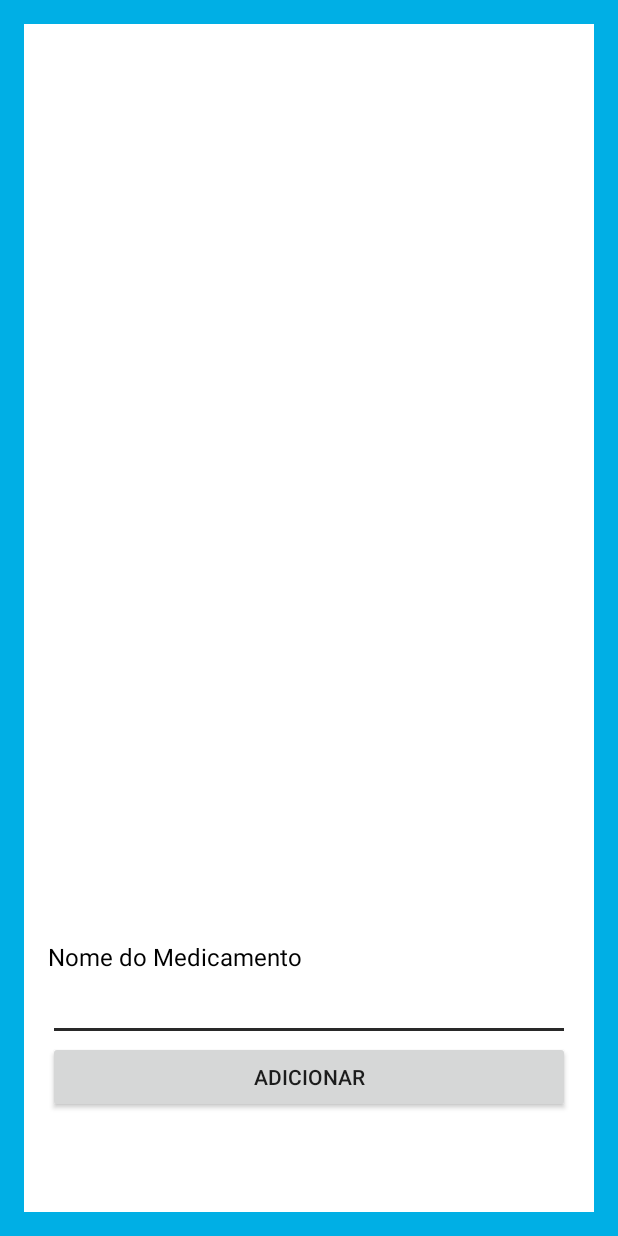
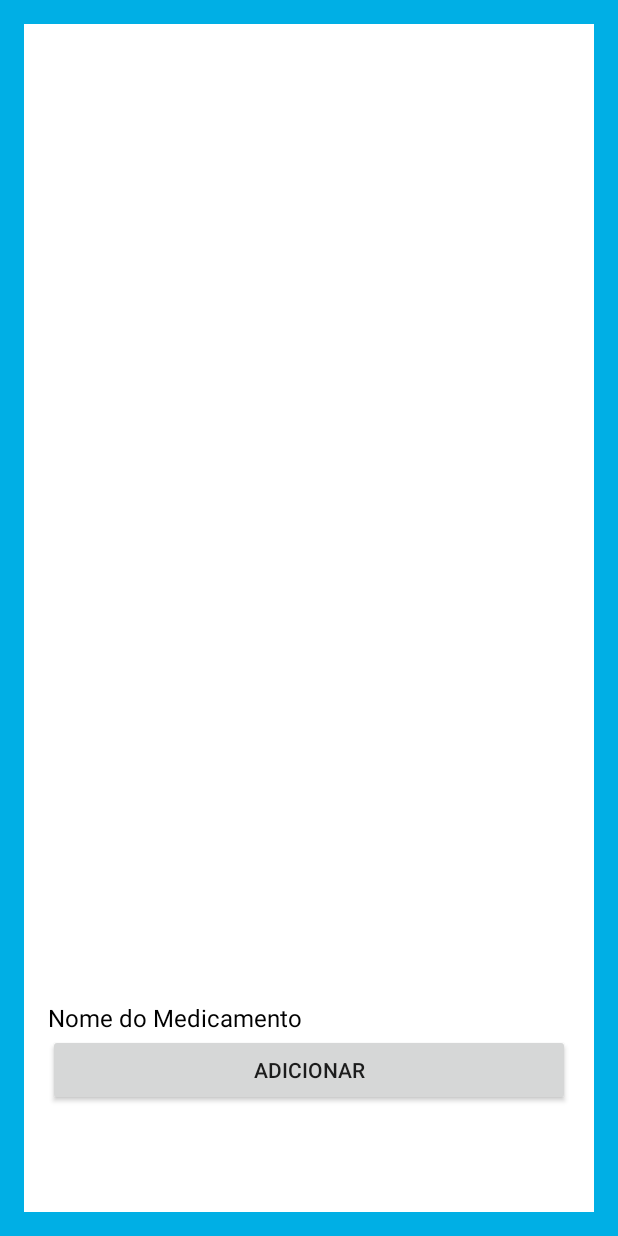
Before and after one commit to felipsimoes/nossaSaude, an Android app: the layout activity_medicamento.xml on its own in the app's theme, with its tools: preview values and no code run, on a phone screen of 412 x 824 dp. Run offline under Robolectric (Android 15) with nearby library versions, the light colour scheme and no system bars.

Commit message:
including butterknife - medicamento activity

```diff
--- a/app/src/main/java/com/example/app/nossasaudeapp/AlarmReceiver.java
+++ b/app/src/main/java/com/example/app/nossasaudeapp/AlarmReceiver.java
@@ -18,9 +18,7 @@ public class AlarmReceiver extends BroadcastReceiver {
 
     @Override
     public void onReceive(Context context, Intent intent) {
-//        Log.d("Receiver","In the receiver");
         Intent intentService = new Intent(context, AlarmService.class);
-
         context.startService(intentService);
     }
 
--- a/app/src/main/res/layout/activity_medicamento.xml
+++ b/app/src/main/res/layout/activity_medicamento.xml
@@ -30,14 +30,6 @@
             android:textAppearance="@style/TextAppearance.AppCompat.Light.SearchResult.Subtitle"
             android:textColor="@android:color/black" />
 
-        <EditText
-            android:id="@+id/txtnomemedicamento"
-            android:layout_width="match_parent"
-            android:layout_height="wrap_content"
-            android:ems="10"
-            android:inputType="textPersonName"
-            android:textColorLink="@color/colorBackQuad2" />
-
         <Button
             android:id="@+id/btnaddmedicamento"
             android:layout_width="match_parent"
--- a/app/src/main/res/layout/medicamento.xml
+++ b/app/src/main/res/layout/medicamento.xml
@@ -20,8 +20,8 @@
             android:layout_height="wrap_content"
             android:inputType="textPersonName"
             android:ems="10"
-            android:hint="Nome"
-            android:id="@+id/editText2"
+            android:hint="@string/nomeMedicamento"
+            android:id="@+id/medNome"
             android:textColorLink="@color/colorBackQuad2" />
         <TimePicker
             android:layout_width="wrap_content"
@@ -31,7 +31,7 @@
         </TimePicker>
 
         <Button
-            android:text="Próximo"
+            android:text="@string/concluir"
             android:layout_width="match_parent"
             android:layout_height="wrap_content"
             android:id="@+id/button" />
--- a/app/src/main/res/values/strings.xml
+++ b/app/src/main/res/values/strings.xml
@@ -29,5 +29,7 @@
     <string name="medicamento">Medicamento</string>
     <string name="configura_es">Configurações</string>
     <string name="ficha_tecnica">Ficha Técnica</string>
+    <string name="concluir">Concluir</string>
+    <string name="nomeMedicamento">Nome</string>
 
 </resources>
--- a/build.gradle
+++ b/build.gradle
@@ -8,6 +8,7 @@ buildscript {
     dependencies {
         classpath 'com.android.tools.build:gradle:2.3.1'
         classpath "io.realm:realm-gradle-plugin:3.0.0"
+        classpath 'com.jakewharton:butterknife-gradle-plugin:8.5.1'
         // NOTE: Do not place your application dependencies here; they belong
         // in the individual module build.gradle files
     }
```
Also changed, not shown: app/build.gradle (+5 -2 lines), app/src/main/java/com/example/app/nossasaudeapp/MedicamentoActivity.java (+10 -7 lines).
